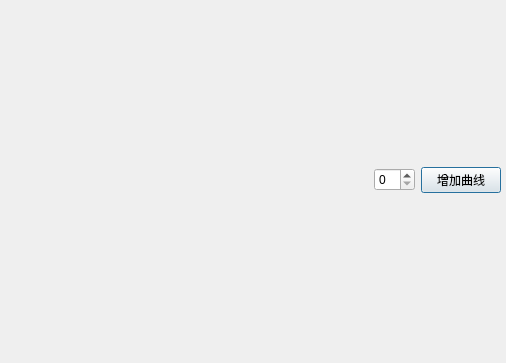
chijw/MedicalDataAnalyser, file curvegraph.ui: the form before one commit.
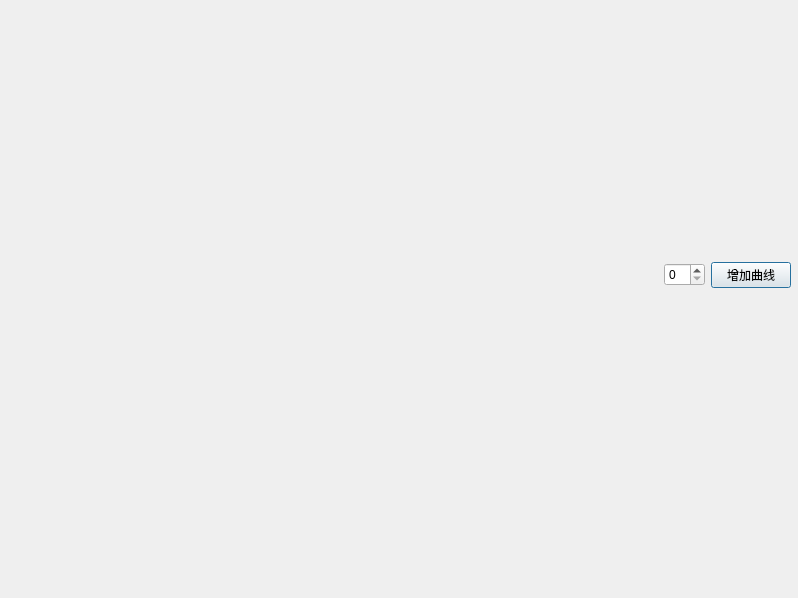
The form after the commit.

```diff
--- a/curvegraph.ui
+++ b/curvegraph.ui
@@ -6,8 +6,8 @@
    <rect>
     <x>0</x>
     <y>0</y>
-    <width>506</width>
-    <height>363</height>
+    <width>798</width>
+    <height>598</height>
    </rect>
   </property>
   <property name="windowTitle">
@@ -18,8 +18,8 @@
     <rect>
      <x>10</x>
      <y>10</y>
-     <width>491</width>
-     <height>341</height>
+     <width>781</width>
+     <height>531</height>
     </rect>
    </property>
    <layout class="QVBoxLayout" name="mainLayout">
```
